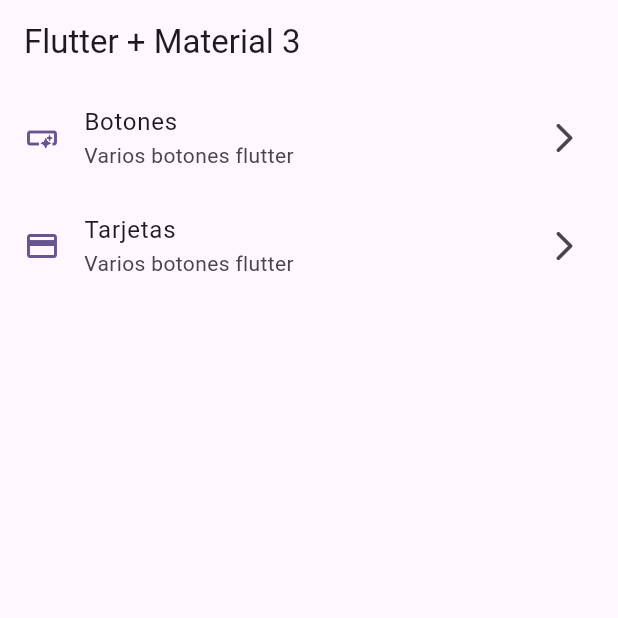
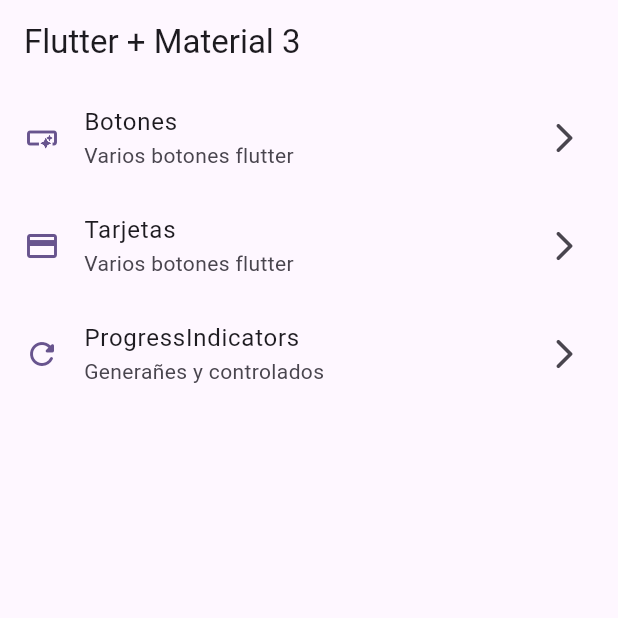
Before and after one commit to AntonyFP-7/flutter_widget, a Flutter app: the screen it shows after launch, on a phone screen of 412 x 824 dp, the top half of it. Run offline on Flutter 3.47's test engine with Material 3 defaults, Android fonts, the phone set to English and light mode, and no system bars; our stand-ins replace go_router.

Commit message:
`Added Progress Screen with Progress Indicators and Controller Progress Indicator`

```diff
--- a/lib/config/menu/menu_items.dart
+++ b/lib/config/menu/menu_items.dart
@@ -24,4 +24,9 @@ List<MenuItems> appMenuItems = [
       subTitle: 'Varios botones flutter',
       link: '/cards',
       icon: Icons.credit_card),
+  MenuItems(
+      title: 'ProgressIndicators',
+      subTitle: 'Generañes y controlados',
+      link: '/progress',
+      icon: Icons.refresh_rounded),
 ];
--- a/lib/config/router/app_router.dart
+++ b/lib/config/router/app_router.dart
@@ -20,5 +20,10 @@ final appRouter = GoRouter(
       path: '/cards',
       builder: (context, state) => CardsScreen(),
     ),
+    GoRoute(
+      name: ProgressScreend.name,
+      path: '/progress',
+      builder:(context, state) => ProgressScreend()
+    ),
   ],
 );
```
Also changed, not shown: lib/presentation/screens/progress/progress_screend.dart (+67 -2 lines).
